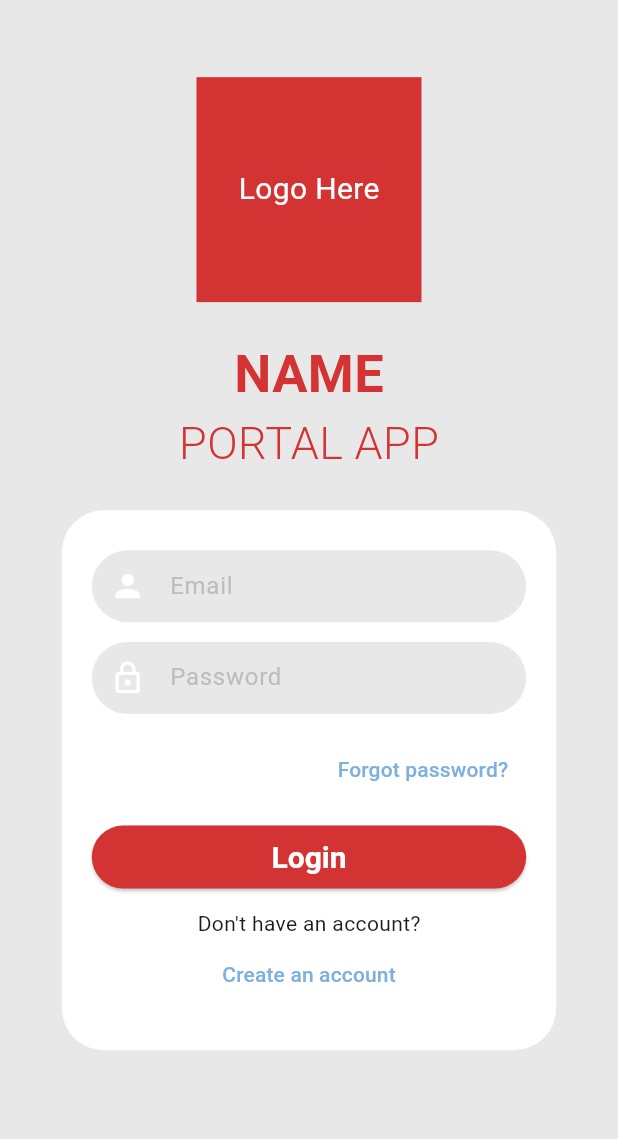
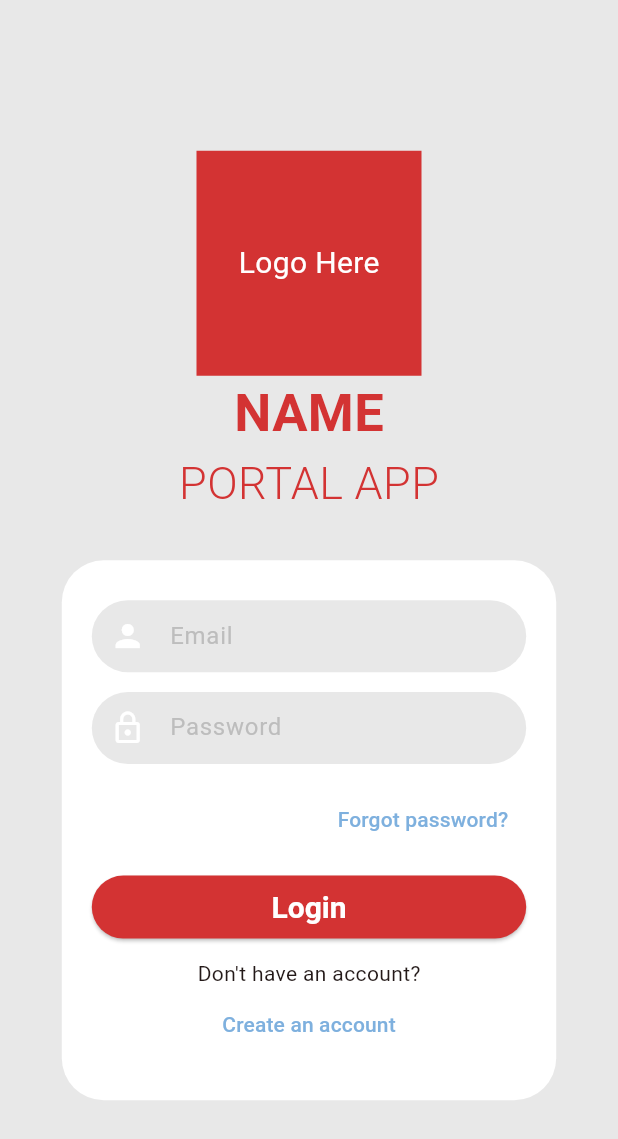
Before and after one commit to Bipoeman/Softdev-2-Group-1-Frontend, a Flutter app: the screen it shows after launch, on a phone screen of 412 x 824 dp. Shown: the top 1139 px of the screen. Run offline on Flutter 3.47's test engine with Material 3 defaults, Android fonts, the phone set to English and light mode, and no system bars.

Commit message:
Fix RenderFlex overflow in login page

```diff
--- a/lib/User/login.dart
+++ b/lib/User/login.dart
@@ -20,7 +20,9 @@ class _LoginPageState extends State<LoginPage> {
       body: SafeArea(
         child: SingleChildScrollView(
           child: ConstrainedBox(
-            constraints: BoxConstraints(maxHeight: size.height * 0.9),
+            constraints: BoxConstraints(
+              minHeight: size.height - MediaQuery.of(context).padding.top,
+            ),
             child: Center(
               child: Column(
                 mainAxisAlignment: MainAxisAlignment.spaceAround,
@@ -63,13 +65,14 @@ class _LoginPageState extends State<LoginPage> {
                   ),
                   Container(
                     padding: const EdgeInsets.all(20),
-                    margin: const EdgeInsets.fromLTRB(30, 0, 30, 30),
+                    margin: const EdgeInsets.fromLTRB(30, 30, 30, 30),
                     width: [512.0, size.width * 0.8].reduce(min),
                     height: 360,
                     decoration: BoxDecoration(
                       borderRadius: BorderRadius.circular(28),
                       color: Colors.white,
                     ),
+                    child: Expanded(
                       child: Column(
                         mainAxisAlignment: MainAxisAlignment.spaceAround,
                         children: [
@@ -155,6 +158,7 @@ class _LoginPageState extends State<LoginPage> {
                         ],
                       ),
                     ),
+                  ),
                 ],
               ),
             ),
```
Lines whose indentation alone changed are shown as unchanged.
